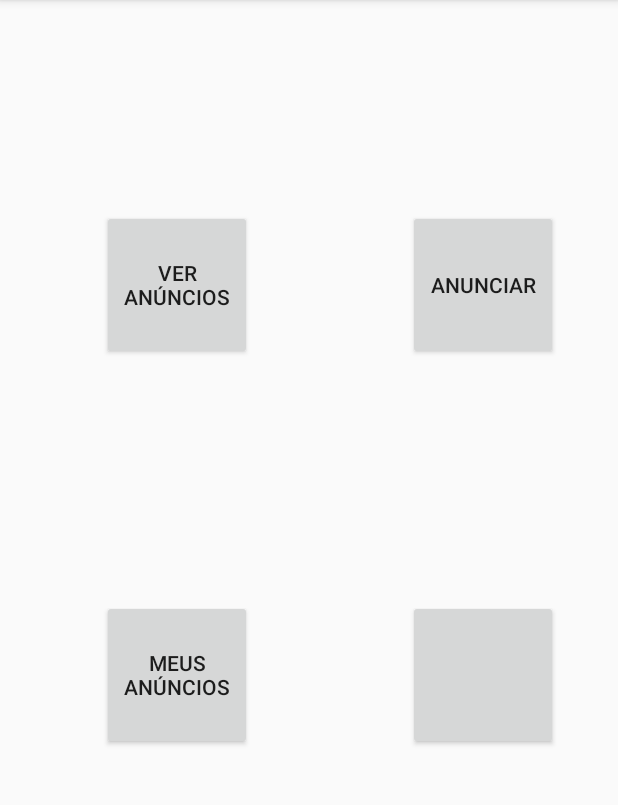
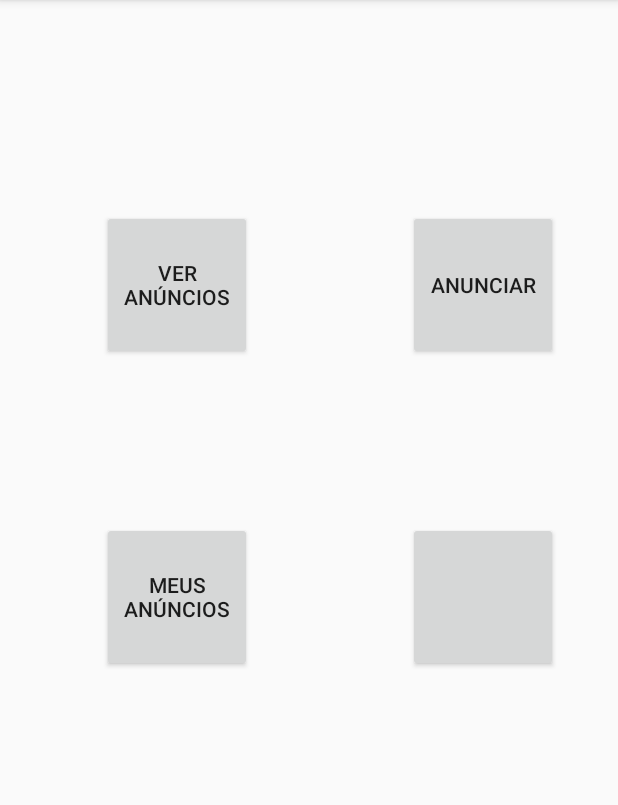
Before and after one commit to ThomDumont/Projeto-ChopinList, an Android app: the MenuActivity screen opened directly, with no data from a screen before it, on a phone screen of 412 x 824 dp, the part 84-889 px from its top. Run offline under Robolectric (Android 15) with nearby library versions, the phone set to English and light mode, and no system bars.

```diff
--- a/appChopinsList/app/src/main/java/app/chopinslist/helper/dbHelper.java
+++ b/appChopinsList/app/src/main/java/app/chopinslist/helper/dbHelper.java
@@ -218,4 +218,10 @@ public class dbHelper extends SQLiteOpenHelper {
 
     }
 
+    public void closeDB() {
+        SQLiteDatabase db = this.getReadableDatabase();
+        if (db != null && db.isOpen())
+            db.close();
+    }
+
 }
--- a/appChopinsList/app/src/main/res/layout/activity_menu.xml
+++ b/appChopinsList/app/src/main/res/layout/activity_menu.xml
@@ -26,7 +26,8 @@
         android:text="@string/btn_todosAnuncios"
         app:layout_constraintBottom_toBottomOf="@+id/btn_anunciar"
         app:layout_constraintEnd_toStartOf="@+id/btn_anunciar"
-        app:layout_constraintTop_toTopOf="@+id/btn_anunciar" />
+        app:layout_constraintTop_toTopOf="@+id/btn_anunciar"
+        app:layout_constraintVertical_bias="1.0" />
 
     <Button
         android:id="@+id/btn_mAnuncios"
@@ -38,13 +39,13 @@
         app:layout_constraintBottom_toBottomOf="@+id/btn_config"
         app:layout_constraintEnd_toStartOf="@+id/btn_config"
         app:layout_constraintTop_toTopOf="@+id/btn_config"
-        app:layout_constraintVertical_bias="0.0" />
+        app:layout_constraintVertical_bias="1.0" />
 
     <Button
         android:id="@+id/btn_config"
         android:layout_width="100dp"
         android:layout_height="100dp"
-        android:layout_marginTop="160dp"
+        android:layout_marginTop="108dp"
         android:text=""
         app:layout_constraintEnd_toEndOf="@+id/btn_anunciar"
         app:layout_constraintTop_toBottomOf="@+id/btn_anunciar" />
```
